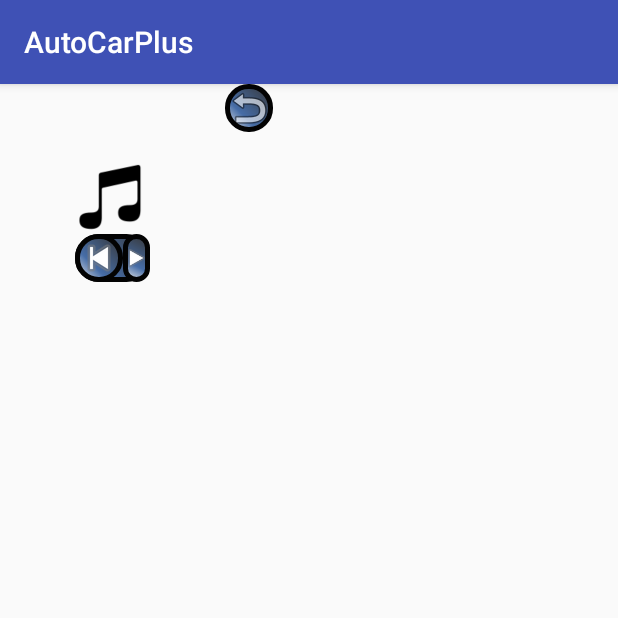
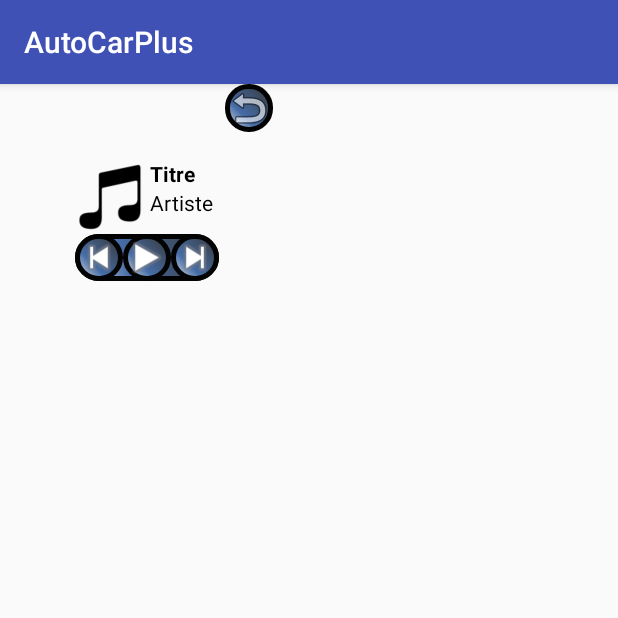
Before and after one commit to yehdihouldanna/IGR203auto, an Android app: the MusicActivity screen opened directly, with no data from a screen before it, on a phone screen of 412 x 824 dp, the top half of it. Run offline under Robolectric (Android 15) with nearby library versions, the phone set to English and light mode, and no system bars.

Commit message:
Modification de quelques éléments de design.

```diff
--- a/mobile/src/main/java/tpt/autocarplus/GearActivity.java
+++ b/mobile/src/main/java/tpt/autocarplus/GearActivity.java
@@ -8,6 +8,7 @@ import android.widget.ImageButton;
 
 import static tpt.autocarplus.MainActivity.Bluetooth;
 
+//INUTILISÉ
 
 public class GearActivity extends AppCompatActivity implements View.OnClickListener{
 
--- a/mobile/src/main/java/tpt/autocarplus/MenuDisconnectActivity.java
+++ b/mobile/src/main/java/tpt/autocarplus/MenuDisconnectActivity.java
@@ -19,12 +19,12 @@ public class MenuDisconnectActivity extends AppCompatActivity implements View.On
                 startActivity(new Intent(MenuDisconnectActivity.this, GpsActivity.class));
             }
         });
-        final ImageButton gear_button = findViewById(R.id.gear);
+        /*final ImageButton gear_button = findViewById(R.id.gear);
         gear_button.setOnClickListener(new View.OnClickListener() {
             public void onClick(View v) {
                 startActivity(new Intent(MenuDisconnectActivity.this, GearActivity.class));
             }
-        });
+        });*/
         final ImageButton car_button = findViewById(R.id.car);
         car_button.setOnClickListener(new View.OnClickListener() {
             public void onClick(View v) {
--- a/mobile/src/main/java/tpt/autocarplus/MusicActivity.java
+++ b/mobile/src/main/java/tpt/autocarplus/MusicActivity.java
@@ -11,6 +11,9 @@ import android.widget.ListView;
 import java.util.ArrayList;
 import java.util.List;
 
+import android.app.Activity;
+import android.widget.ArrayAdapter;
+
 public class MusicActivity extends AppCompatActivity implements View.OnClickListener{
 
 
@@ -19,8 +22,8 @@ public class MusicActivity extends AppCompatActivity implements View.OnClickList
         super.onCreate(savedInstanceState);
         setContentView(R.layout.musicactivity);
 
-        final ImageButton music_button = findViewById(R.id.returnmenu);
-        music_button.setOnClickListener(new View.OnClickListener() {
+        final ImageButton return_button = findViewById(R.id.returnmenu);
+        return_button.setOnClickListener(new View.OnClickListener() {
             public void onClick(View v) {
                 startActivity(new Intent(MusicActivity.this, MenuBluetooth.class));
             }
--- a/mobile/src/main/res/layout/musicactivity.xml
+++ b/mobile/src/main/res/layout/musicactivity.xml
@@ -6,22 +6,25 @@
     xmlns:app="http://schemas.android.com/apk/res-auto">
 
 
+
     <LinearLayout
-        android:layout_width="wrap_content"
-        android:layout_height="wrap_content"
+        android:layout_width="341dp"
+        android:layout_height="256dp"
         android:orientation="horizontal"
 
-        tools:layout_editor_absoluteX="8dp"
-        tools:layout_editor_absoluteY="8dp"
-        tools:ignore="MissingConstraints">
+        tools:ignore="MissingConstraints"
+        tools:layout_editor_absoluteX="35dp"
+        tools:layout_editor_absoluteY="237dp">
+
+
+
         <LinearLayout
             android:layout_width="wrap_content"
-            android:layout_height="wrap_content"
+            android:layout_height="81dp"
+            android:layout_margin="50dp"
             android:orientation="vertical"
-            android:layout_margin="50dp"
-            tools:layout_editor_absoluteX="0dp"
-            tools:layout_editor_absoluteY="0dp"
-            >
+            tools:layout_editor_absoluteX="15dp"
+            tools:layout_editor_absoluteY="15dp">
 
             <LinearLayout
                 android:layout_width="wrap_content"
@@ -33,49 +36,45 @@
                     android:layout_width="50dp"
                     android:layout_height="50dp"
                     app:srcCompat="@drawable/music" />
+
                 <LinearLayout
                     android:layout_width="wrap_content"
                     android:layout_height="wrap_content"
-                    android:orientation="vertical"
-                    >
+                    android:layout_margin="0dp"
+                    android:orientation="vertical">
 
                     <TextView
                         android:id="@+id/pseudo"
-                        android:layout_width="wrap_content"
+                        android:layout_width="50dp"
                         android:layout_height="wrap_content"
-                        android:layout_alignBottom="@+id/radioButton2"
-
-                        android:layout_toEndOf="@+id/music"
+                        android:textStyle="bold"
                         android:textColor="@android:color/black"
-                        android:textStyle="bold"
-                        tools:text="Titre" />
+                        android:text="Titre" />
 
                     <TextView
                         android:id="@+id/text"
-                        android:layout_width="wrap_content"
+                        android:layout_width="50dp"
                         android:layout_height="wrap_content"
-                        android:layout_alignLeft="@+id/pseudo"
-                        android:layout_below="@+id/pseudo"
                         android:textColor="@android:color/black"
-                        tools:text="Artiste" />
+                        android:text="Artiste" />
                 </LinearLayout>
 
             </LinearLayout>
 
             <LinearLayout
-                android:layout_width="match_parent"
-                android:layout_height="match_parent"
-                android:orientation="horizontal"
-                android:background="@drawable/buttonshapestyle">
+                android:layout_width="wrap_content"
+                android:layout_height="wrap_content"
+                android:background="@drawable/buttonshapestyle"
+                android:orientation="horizontal">
 
                 <ImageView
                     android:id="@+id/imageView2"
                     android:layout_width="wrap_content"
                     android:layout_height="wrap_content"
+                    android:layout_alignTop="@+id/imageView"
                     android:layout_alignEnd="@+id/music"
-                    android:layout_alignTop="@+id/imageView"
-                    app:srcCompat="@android:drawable/ic_media_previous"
-                    android:background="@drawable/buttonshapestyle"/>
+                    android:background="@drawable/buttonshapestyle"
+                    app:srcCompat="@android:drawable/ic_media_previous" />
 
                 <ImageView
                     android:id="@+id/imageView"
@@ -84,29 +83,35 @@
                     android:layout_below="@+id/text"
                     android:layout_centerHorizontal="true"
 
-                    app:srcCompat="@android:drawable/ic_media_play"
-                    android:background="@drawable/buttonshapestyle"/>
+                    android:background="@drawable/buttonshapestyle"
+                    app:srcCompat="@android:drawable/ic_media_play" />
 
 
                 <ImageView
                     android:id="@+id/imageView3"
                     android:layout_width="wrap_content"
                     android:layout_height="wrap_content"
+                    android:layout_below="@+id/music"
                     android:layout_alignParentEnd="true"
-                    android:layout_below="@+id/music"
                     android:background="@drawable/buttonshapestyle"
                     app:srcCompat="@android:drawable/ic_media_next" />
 
 
             </LinearLayout>
         </LinearLayout>
-        <ImageView
+
+
+        <ImageButton
             android:id="@+id/returnmenu"
             android:layout_width="wrap_content"
             android:layout_height="wrap_content"
+            android:layout_marginLeft="-50dp"
+            android:layout_below="@+id/music"
             android:layout_alignParentEnd="true"
-            android:layout_below="@+id/music"
             android:background="@drawable/buttonshapestyle"
             app:srcCompat="@android:drawable/ic_menu_revert" />
+
+
+
     </LinearLayout>
 </android.support.constraint.ConstraintLayout>
```
Also changed, not shown: mobile/src/main/java/tpt/autocarplus/MenuBluetooth.java (+11 -2 lines), mobile/src/main/res/layout/activity_main.xml (+7 -7 lines), mobile/src/main/res/layout/menubluetooth.xml (+36 -35 lines), mobile/src/main/res/layout/menudisconnectbluetooth.xml (+29 -25 lines), mobile/src/main/res/drawable/bluetooth.png (added).
